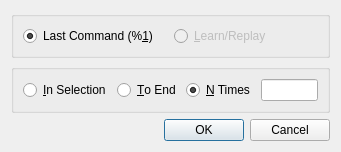
Qt form src/DialogRepeat.ui (eteran/nedit-ng) before a commit.
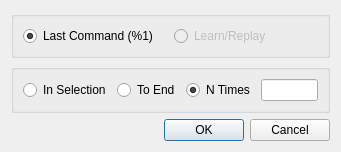
The same form after that commit.

```diff
--- a/src/DialogRepeat.ui
+++ b/src/DialogRepeat.ui
@@ -23,7 +23,7 @@
       <item>
        <widget class="QRadioButton" name="radioLastCommand">
         <property name="text">
-         <string>Last Command (%&amp;1)</string>
+         <string>Last Command (%1)</string>
         </property>
         <property name="checked">
          <bool>true</bool>
@@ -36,7 +36,7 @@
          <bool>false</bool>
         </property>
         <property name="text">
-         <string>&amp;Learn/Replay</string>
+         <string>Learn/Replay</string>
         </property>
        </widget>
       </item>
@@ -52,7 +52,7 @@
       <item>
        <widget class="QRadioButton" name="radioInSelection">
         <property name="text">
-         <string>&amp;In Selection</string>
+         <string>In Selection</string>
         </property>
         <property name="checked">
          <bool>false</bool>
@@ -62,14 +62,14 @@
       <item>
        <widget class="QRadioButton" name="radioToEnd">
         <property name="text">
-         <string>&amp;To End</string>
+         <string>To End</string>
         </property>
        </widget>
       </item>
       <item>
        <widget class="QRadioButton" name="radioNTimes">
         <property name="text">
-         <string>&amp;N Times</string>
+         <string>N Times</string>
         </property>
         <property name="checked">
          <bool>true</bool>
```
